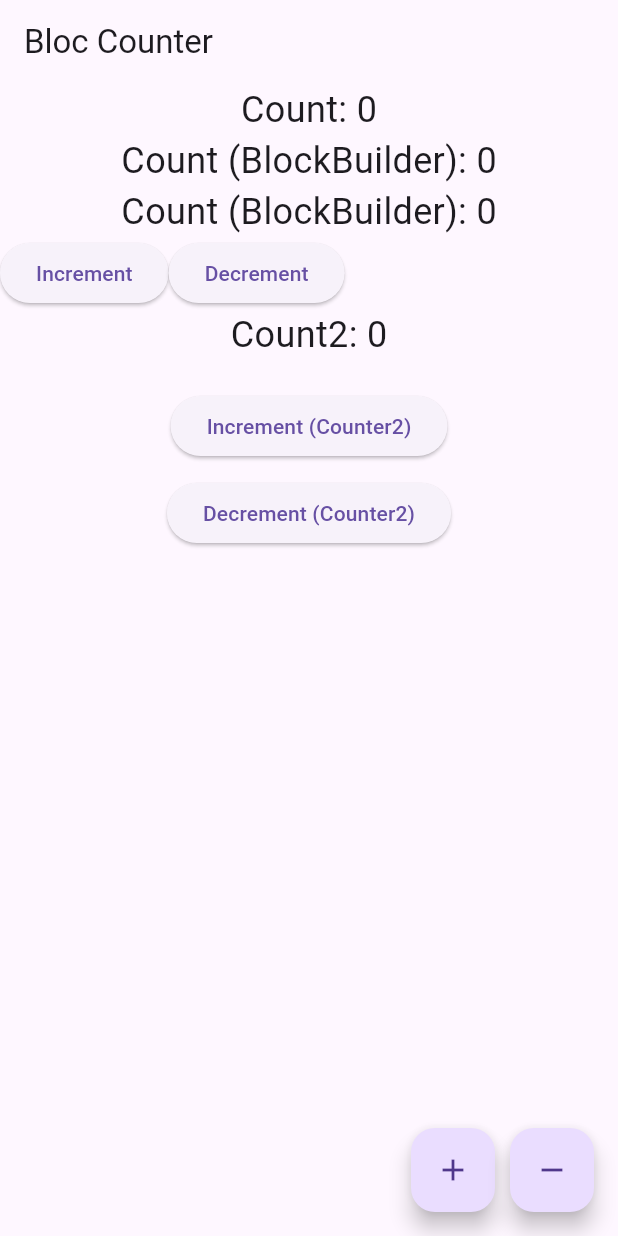
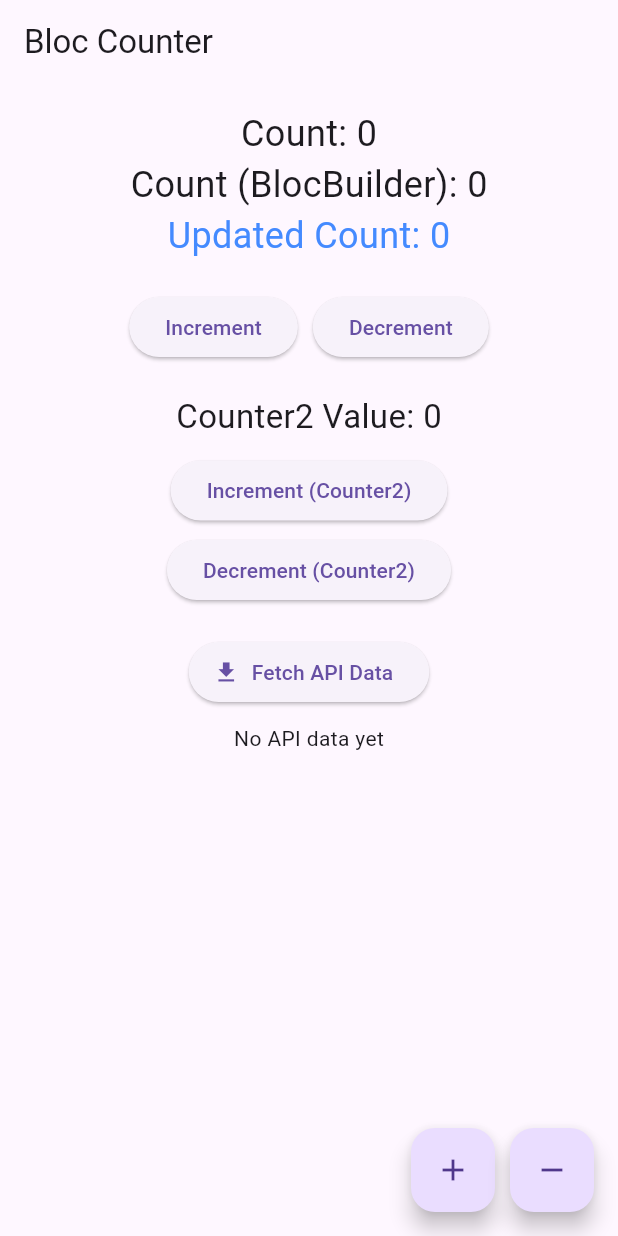
Before and after one commit to BlacMeW/flutter_bloc_01, a Flutter app: the screen it shows after launch, on a phone screen of 412 x 824 dp. Run offline on Flutter 3.47's test engine with Material 3 defaults, Android fonts, the phone set to English and light mode, and no system bars; our stand-ins replace flutter_bloc.

Commit message:
add api call with bloc method

```diff
--- /dev/null
+++ b/lib/bloc/apibloc.dart
@@ -0,0 +1,70 @@
+import 'package:flutter_bloc/flutter_bloc.dart';
+import 'package:http/http.dart' as http;
+
+/// EVENTS
+abstract class ApiEvent {}
+
+class FetchData extends ApiEvent {
+  final String url;
+  final String method;
+  final Map<String, String>? headers;
+  final dynamic body;
+
+  FetchData({required this.url, this.method = 'GET', this.headers, this.body});
+}
+
+/// STATE
+class ApiState {
+  final String data;
+  final String error;
+  final bool loading;
+
+  ApiState({this.data = '', this.error = '', this.loading = false});
+}
+
+/// BLOC
+class ApiBloc extends Bloc<ApiEvent, ApiState> {
+  ApiBloc() : super(ApiState()) {
+    on<FetchData>(_onFetchData);
+  }
+
+  Future<void> _onFetchData(FetchData event, Emitter<ApiState> emit) async {
+    emit(ApiState(loading: true));
+    try {
+      http.Response response;
+
+      final uri = Uri.parse(event.url);
+      final headers = event.headers ?? {'Content-Type': 'application/json'};
+
+      switch (event.method.toUpperCase()) {
+        case 'GET':
+          response = await http.get(uri, headers: headers);
+          break;
+        case 'POST':
+          response = await http.post(uri, headers: headers, body: event.body);
+          break;
+        case 'PUT':
+          response = await http.put(uri, headers: headers, body: event.body);
+          break;
+        case 'DELETE':
+          response = await http.delete(uri, headers: headers);
+          break;
+        default:
+          throw Exception('Unsupported method: ${event.method}');
+      }
+
+      if (response.statusCode >= 200 && response.statusCode < 300) {
+        emit(ApiState(data: response.body, loading: false));
+      } else {
+        emit(
+          ApiState(
+            error: 'HTTP ${response.statusCode}: ${response.body}',
+            loading: false,
+          ),
+        );
+      }
+    } catch (e) {
+      emit(ApiState(error: e.toString(), loading: false));
+    }
+  }
+}
--- a/lib/main.dart
+++ b/lib/main.dart
@@ -1,6 +1,7 @@
 import 'package:flutter/material.dart';
 import 'package:flutter_bloc/flutter_bloc.dart';
 
+import 'bloc/apibloc.dart';
 import 'bloc/bloc.dart';
 
 void main() {
@@ -13,11 +14,153 @@ class MainApp extends StatelessWidget {
   @override
   Widget build(BuildContext context) {
     return MultiBlocProvider(
-      providers: [BlocProvider<CounterBloc>(create: (_) => CounterBloc())],
+      providers: [
+        BlocProvider(create: (_) => CounterBloc()),
+        BlocProvider(create: (_) => ApiBloc()),
+      ],
       child: MaterialApp(
         title: 'Bloc App',
-        home: CounterPage(),
         debugShowCheckedModeBanner: false,
+        home: const CounterPage(),
+      ),
+    );
+  }
+}
+
+class CounterPage extends StatelessWidget {
+  const CounterPage({super.key});
+
+  @override
+  Widget build(BuildContext context) {
+    final counterBloc = context.read<CounterBloc>();
+    final apiBloc = context.read<ApiBloc>();
+
+    return Scaffold(
+      appBar: AppBar(title: const Text('Bloc Counter')),
+      body: Padding(
+        padding: const EdgeInsets.all(16),
+        child: Column(
+          children: [
+            /// BlocSelector
+            BlocSelector<CounterBloc, CounterState, int>(
+              selector: (state) => state.count,
+              builder:
+                  (context, count) => Text(
+                    'Count: $count',
+                    style: const TextStyle(fontSize: 24),
+                  ),
+            ),
+
+            /// BlocBuilder (Regular)
+            BlocBuilder<CounterBloc, CounterState>(
+              builder:
+                  (context, state) => Text(
+                    'Count (BlocBuilder): ${state.count}',
+                    style: const TextStyle(fontSize: 24),
+                  ),
+            ),
+
+            /// BlocBuilder (Conditional)
+            BlocBuilder<CounterBloc, CounterState>(
+              buildWhen: (previous, current) => previous.count != current.count,
+              builder:
+                  (context, state) => Text(
+                    'Updated Count: ${state.count}',
+                    style: const TextStyle(
+                      fontSize: 24,
+                      color: Colors.blueAccent,
+                    ),
+                  ),
+            ),
+
+            const SizedBox(height: 20),
+
+            /// BlocListener for special count milestones
+            BlocListener<CounterBloc, CounterState>(
+              listenWhen: (previous, current) => current.count == 10,
+              listener: (context, state) {
+                showDialog(
+                  context: context,
+                  builder:
+                      (_) => const AlertDialog(
+                        title: Text("🎉 Count reached 10!"),
+                      ),
+                );
+              },
+              child: Row(
+                mainAxisAlignment: MainAxisAlignment.center,
+                children: [
+                  ElevatedButton(
+                    onPressed: () => counterBloc.add(Increment()),
+                    child: const Text('Increment'),
+                  ),
+                  const SizedBox(width: 10),
+                  ElevatedButton(
+                    onPressed: () => counterBloc.add(Decrement()),
+                    child: const Text('Decrement'),
+                  ),
+                ],
+              ),
+            ),
+
+            const SizedBox(height: 20),
+
+            /// Counter2 using BlocConsumer
+            const Counter2(),
+
+            const SizedBox(height: 20),
+
+            /// API Bloc Usage - Fetch Button & Result
+            ElevatedButton.icon(
+              onPressed: () {
+                apiBloc.add(
+                  FetchData(
+                    url: 'https://jsonplaceholder.typicode.com/posts/1',
+                    method: 'GET',
+                  ),
+                );
+              },
+              icon: const Icon(Icons.download),
+              label: const Text('Fetch API Data'),
+            ),
+
+            const SizedBox(height: 10),
+
+            BlocBuilder<ApiBloc, ApiState>(
+              builder: (context, state) {
+                if (state.loading) {
+                  return const CircularProgressIndicator();
+                }
+                if (state.error.isNotEmpty) {
+                  return Text(
+                    '❌ Error: ${state.error}',
+                    style: const TextStyle(color: Colors.red),
+                  );
+                }
+                return Text(
+                  state.data.isNotEmpty ? state.data : 'No API data yet',
+                  style: const TextStyle(fontSize: 14),
+                );
+              },
+            ),
+          ],
+        ),
+      ),
+      floatingActionButton: Row(
+        mainAxisAlignment: MainAxisAlignment.end,
+        children: [
+          FloatingActionButton(
+            heroTag: 'add',
+            onPressed: () => counterBloc.add(Increment()),
+            child: const Icon(Icons.add),
+          ),
+          const SizedBox(width: 10),
+          FloatingActionButton(
+            heroTag: 'remove',
+            onPressed: () => counterBloc.add(Decrement()),
+            child: const Icon(Icons.remove),
+          ),
+        ],
       ),
     );
   }
@@ -30,33 +173,31 @@ class Counter2 extends StatelessWidget {
   Widget build(BuildContext context) {
     return BlocConsumer<CounterBloc, CounterState>(
       listener: (context, state) {
-        // Side effect when the count reaches a certain value
         if (state.count == 10) {
           ScaffoldMessenger.of(
             context,
-          ).showSnackBar(const SnackBar(content: Text('Count reached 10!')));
+          ).showSnackBar(const SnackBar(content: Text('🎯 Count reached 10!')));
+        } else if (state.count == 20) {
+          ScaffoldMessenger.of(
+            context,
+          ).showSnackBar(const SnackBar(content: Text('🔥 Count reached 20!')));
         }
       },
       builder: (context, state) {
         return Column(
-          mainAxisAlignment: MainAxisAlignment.center,
           children: [
             Text(
-              'Count2: ${state.count}',
-              style: const TextStyle(fontSize: 24),
-            ),
-            const SizedBox(height: 20),
-            ElevatedButton(
-              onPressed: () {
-                context.read<CounterBloc>().add(Increment());
-              },
-              child: const Text('Increment (Counter2)'),
+              'Counter2 Value: ${state.count}',
+              style: const TextStyle(fontSize: 22),
             ),
             const SizedBox(height: 10),
             ElevatedButton(
-              onPressed: () {
-                context.read<CounterBloc>().add(Decrement());
-              },
+              onPressed: () => context.read<CounterBloc>().add(Increment()),
+              child: const Text('Increment (Counter2)'),
+            ),
+            const SizedBox(height: 5),
+            ElevatedButton(
+              onPressed: () => context.read<CounterBloc>().add(Decrement()),
               child: const Text('Decrement (Counter2)'),
             ),
           ],
@@ -65,83 +206,3 @@ class Counter2 extends StatelessWidget {
     );
   }
 }
-
-class CounterPage extends StatelessWidget {
-  const CounterPage({super.key});
-
-  @override
-  Widget build(BuildContext context) {
-    context.read<CounterBloc>();
-    final bloc = context.read<CounterBloc>();
-
-    return Scaffold(
-      appBar: AppBar(title: Text('Bloc Counter')),
-      body: Column(
-        children: [
-          BlocSelector<CounterBloc, CounterState, int>(
-            selector: (state) => state.count,
-            builder: (context, count) {
-              return Text(
-                'Count: $count',
-                style: const TextStyle(fontSize: 24),
-              );
-            },
-          ),
-          BlocBuilder<CounterBloc, CounterState>(
-            builder: (context, state) {
-              return Text(
-                'Count (BlockBuilder): ${state.count}',
-                style: const TextStyle(fontSize: 24),
-              );
-            },
-          ),
-          BlocBuilder<CounterBloc, CounterState>(
-            buildWhen: (previous, current) => previous.count != current.count,
-            builder: (context, state) {
-              return Text(
-                'Count (BlockBuilder): ${state.count}',
-                style: const TextStyle(fontSize: 24),
-              );
-            },
-          ),
-          BlocListener<CounterBloc, CounterState>(
-            listenWhen: (previous, current) => current.count == 10,
-            listener: (context, state) {
-              showDialog(
-                context: context,
-                builder: (_) => AlertDialog(title: Text("Reached 10!")),
-              );
-            },
-            child: Row(
-              children: [
-                ElevatedButton(
-                  onPressed: () => context.read<CounterBloc>().add(Increment()),
-                  child: Text('Increment'),
-                ),
-                ElevatedButton(
-                  onPressed: () => context.read<CounterBloc>().add(Decrement()),
-                  child: Text('Decrement'),
-                ),
-              ],
-            ),
-          ),
-          Counter2(),
-        ],
-      ),
-      floatingActionButton: Row(
-        mainAxisAlignment: MainAxisAlignment.end,
-        children: [
-          FloatingActionButton(
-            onPressed: () => bloc.add(Increment()),
-            child: Icon(Icons.add),
-          ),
-          SizedBox(width: 10),
-          FloatingActionButton(
-            onPressed: () => bloc.add(Decrement()),
-            child: Icon(Icons.remove),
-          ),
-        ],
-      ),
-    );
-  }
-}
--- a/pubspec.yaml
+++ b/pubspec.yaml
@@ -11,6 +11,7 @@ dependencies:
     sdk: flutter
   equatable: ^2.0.7
   flutter_bloc: ^9.1.0
+  http: ^1.3.0
 
 dev_dependencies:
   flutter_test:
```
Also changed, not shown: lib/api_page.dart (added, +54 -0 lines), pubspec.lock.
